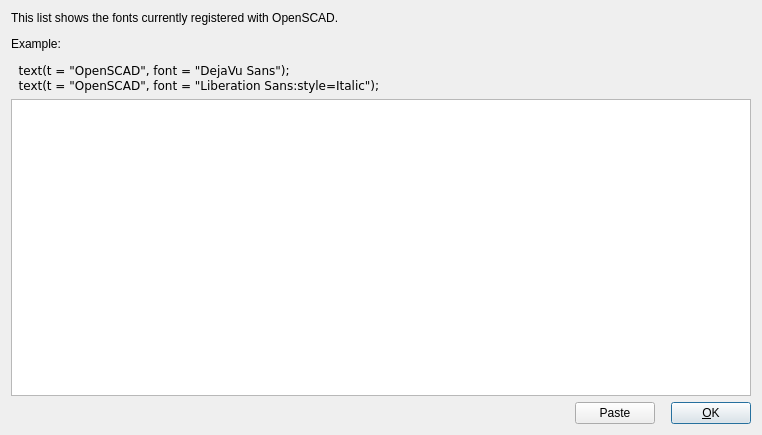
First picture: the form in src/FontListDialog.ui, repository openscad/openscad, before the edit.
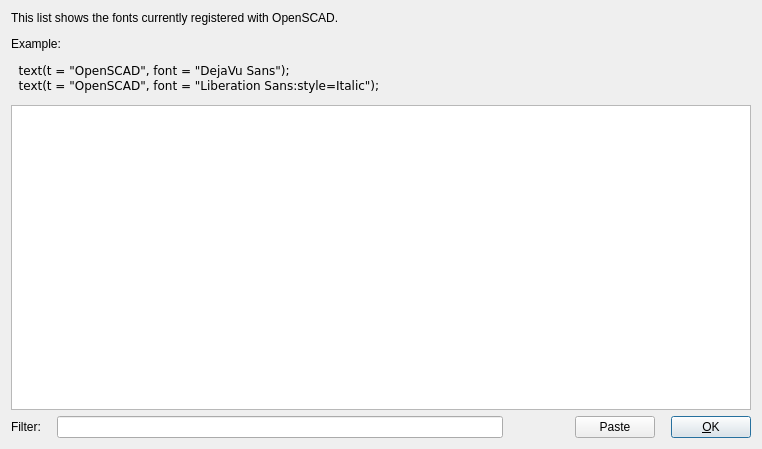
Second picture: the form after the edit.

Commit message: Add filter for font table.

```diff
--- a/src/FontListDialog.ui
+++ b/src/FontListDialog.ui
@@ -7,7 +7,7 @@
     <x>0</x>
     <y>0</y>
     <width>762</width>
-    <height>435</height>
+    <height>449</height>
    </rect>
   </property>
   <property name="windowTitle">
@@ -20,7 +20,7 @@
    <property name="verticalSpacing">
     <number>6</number>
    </property>
-   <item row="3" column="2">
+   <item row="4" column="4">
     <widget class="QPushButton" name="okButton">
      <property name="sizePolicy">
       <sizepolicy hsizetype="Minimum" vsizetype="Fixed">
@@ -33,7 +33,7 @@
      </property>
     </widget>
    </item>
-   <item row="3" column="1">
+   <item row="4" column="3">
     <widget class="QPushButton" name="pasteButton">
      <property name="toolTip">
       <string>Paste font selector to Editor Window</string>
@@ -43,11 +43,14 @@
      </property>
     </widget>
    </item>
-   <item row="3" column="0">
+   <item row="4" column="2">
     <spacer name="horizontalSpacer">
      <property name="orientation">
       <enum>Qt::Horizontal</enum>
      </property>
+     <property name="sizeType">
+      <enum>QSizePolicy::Fixed</enum>
+     </property>
      <property name="sizeHint" stdset="0">
       <size>
        <width>40</width>
@@ -56,7 +59,17 @@
      </property>
     </spacer>
    </item>
-   <item row="1" column="0" colspan="3">
+   <item row="4" column="1">
+    <widget class="QLineEdit" name="filterLineEdit"/>
+   </item>
+   <item row="4" column="0">
+    <widget class="QLabel" name="label_2">
+     <property name="text">
+      <string>Filter:</string>
+     </property>
+    </widget>
+   </item>
+   <item row="2" column="0" colspan="5">
     <widget class="QTableView" name="tableView"/>
    </item>
    <item row="0" column="0" colspan="3">
@@ -72,6 +85,22 @@
      </property>
     </widget>
    </item>
+   <item row="1" column="0">
+    <spacer name="verticalSpacer">
+     <property name="orientation">
+      <enum>Qt::Vertical</enum>
+     </property>
+     <property name="sizeType">
+      <enum>QSizePolicy::Fixed</enum>
+     </property>
+     <property name="sizeHint" stdset="0">
+      <size>
+       <width>20</width>
+       <height>6</height>
+      </size>
+     </property>
+    </spacer>
+   </item>
   </layout>
  </widget>
  <resources>
```
Left out of the diff: 2 changed lines with no effect on the pictures. The commit also changes 2 other files.
